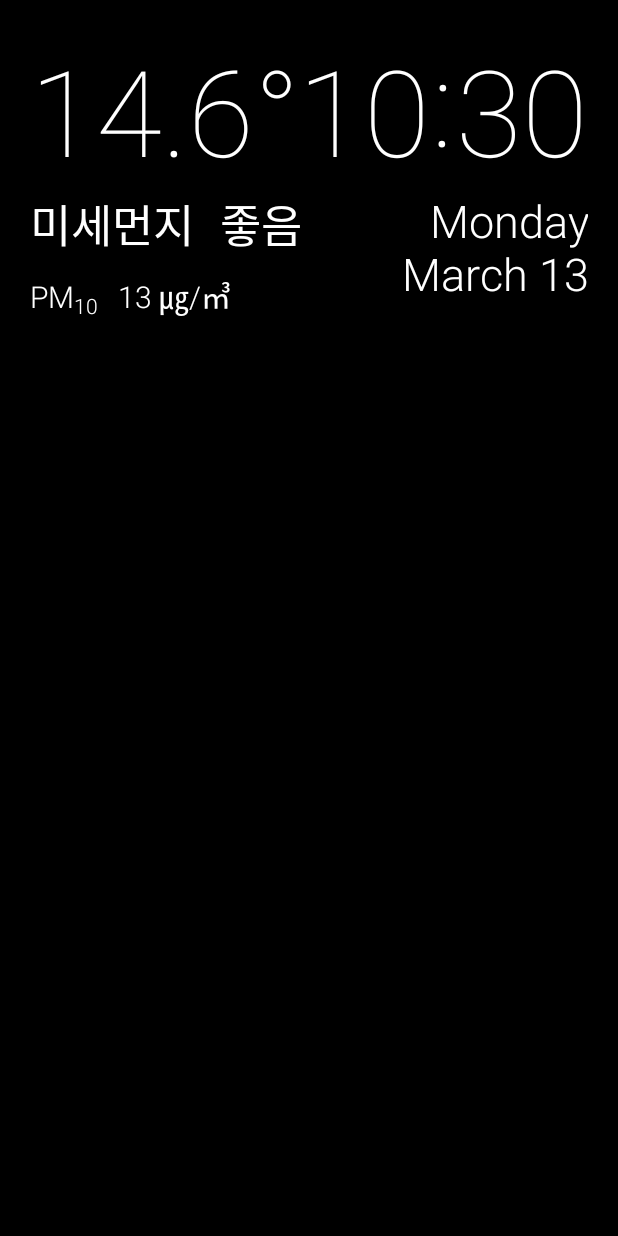
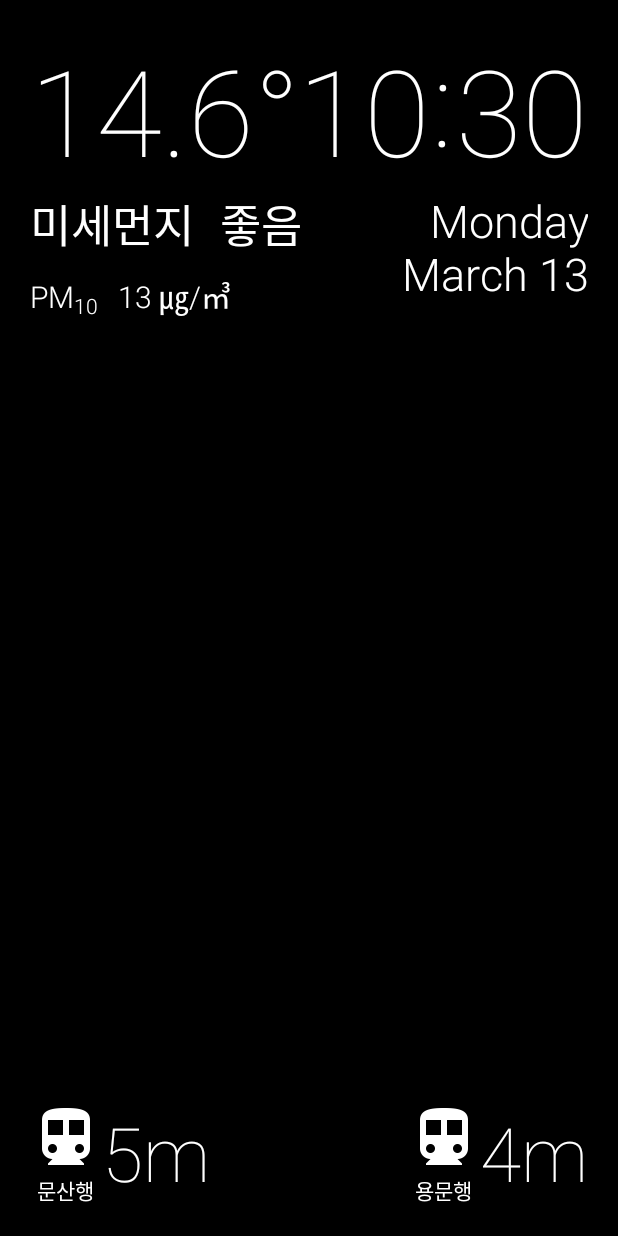
Before and after one commit to 37eiddie/snow_white, an Android app: the layout activity_main.xml on its own in the app's theme, with its tools: preview values and no code run, on a phone screen of 412 x 824 dp. Run offline under Robolectric (Android 15) with nearby library versions, the phone set to English and light mode, and no system bars; Roboto replaces fonts that are not available here.

Commit message:
add subway icon

```diff
--- a/app/src/main/res/layout/activity_main.xml
+++ b/app/src/main/res/layout/activity_main.xml
@@ -100,16 +100,16 @@
                 android:layout_width="wrap_content"
                 android:layout_height="wrap_content"
                 android:layout_marginTop="4dp"
-                android:textSize="14dp"
-                android:text="10 " />
+                android:text="10 "
+                android:textSize="14dp" />
 
             <TextView
                 android:id="@+id/text_pm_10_value"
                 style="@style/DustValueTextStyle"
                 android:layout_width="wrap_content"
                 android:layout_height="wrap_content"
+                android:layout_marginStart="10dp"
                 android:textColor="@android:color/white"
-                android:layout_marginStart="10dp"
                 tools:text="13 ㎍/㎥" />
 
         </LinearLayout>
@@ -127,4 +127,82 @@
         android:orientation="horizontal"
         app:layoutManager="android.support.v7.widget.LinearLayoutManager" />
 
+    <LinearLayout
+        android:layout_width="wrap_content"
+        android:layout_height="wrap_content"
+        android:layout_alignParentBottom="true"
+        android:orientation="horizontal">
+
+        <LinearLayout
+            android:layout_width="wrap_content"
+            android:layout_height="match_parent"
+            android:orientation="vertical">
+
+            <ImageView
+                android:id="@+id/image_subway_up"
+                android:layout_width="wrap_content"
+                android:layout_height="wrap_content"
+                android:src="@drawable/ic_directions_subway_white_48dp" />
+
+            <TextView
+                android:id="@+id/text_subway_destination_up"
+                android:layout_width="wrap_content"
+                android:layout_height="wrap_content"
+                android:layout_gravity="center"
+                android:background="@android:color/transparent"
+                android:text="문산행"
+                android:textColor="@android:color/white" />
+
+        </LinearLayout>
+
+        <TextView
+            android:layout_width="wrap_content"
+            android:layout_height="match_parent"
+            android:fontFamily="sans-serif-thin"
+            android:textColor="@android:color/white"
+            android:textSize="50dp"
+            android:text="5m" />
+
+    </LinearLayout>
+
+    <LinearLayout
+        android:layout_width="wrap_content"
+        android:layout_height="wrap_content"
+        android:layout_alignParentBottom="true"
+        android:layout_alignParentEnd="true"
+        android:orientation="horizontal">
+
+        <LinearLayout
+            android:layout_width="wrap_content"
+            android:layout_height="match_parent"
+            android:orientation="vertical">
+
+            <ImageView
+                android:id="@+id/image_subway_down"
+                android:layout_width="wrap_content"
+                android:layout_height="wrap_content"
+                android:src="@drawable/ic_directions_subway_white_48dp" />
+
+            <TextView
+                android:id="@+id/text_subway_destination_down"
+                android:layout_width="wrap_content"
+                android:layout_height="wrap_content"
+                android:layout_gravity="center"
+                android:background="@android:color/transparent"
+                android:text="용문행"
+                android:textColor="@android:color/white" />
+
+        </LinearLayout>
+
+        <TextView
+            android:layout_width="wrap_content"
+            android:layout_height="match_parent"
+            android:fontFamily="sans-serif-thin"
+            android:textColor="@android:color/white"
+            android:textSize="50dp"
+            android:text="4m" />
+
+    </LinearLayout>
+
+
 </RelativeLayout>
```
Also changed, not shown: app/src/main/res/drawable-hdpi/ic_directions_subway_white_48dp.png (added), app/src/main/res/drawable-hdpi/ic_subway_white_48dp.png (added), app/src/main/res/drawable-mdpi/ic_directions_subway_white_48dp.png (added), app/src/main/res/drawable-mdpi/ic_subway_white_48dp.png (added), app/src/main/res/drawable-xhdpi/ic_directions_subway_white_48dp.png (added), app/src/main/res/drawable-xhdpi/ic_subway_white_48dp.png (added), app/src/main/res/drawable-xxhdpi/ic_directions_subway_white_48dp.png (added), app/src/main/res/drawable-xxhdpi/ic_subway_white_48dp.png (added), app/src/main/res/drawable-xxxhdpi/ic_directions_subway_white_48dp.png (added), app/src/main/res/drawable-xxxhdpi/ic_subway_white_48dp.png (added).
